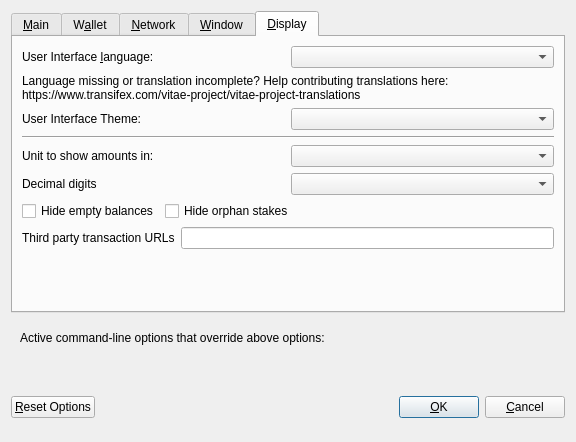
Above: src/qt/forms/optionsdialog.ui from VitaeTeam/Vitae before the change. Below: the same form after it.
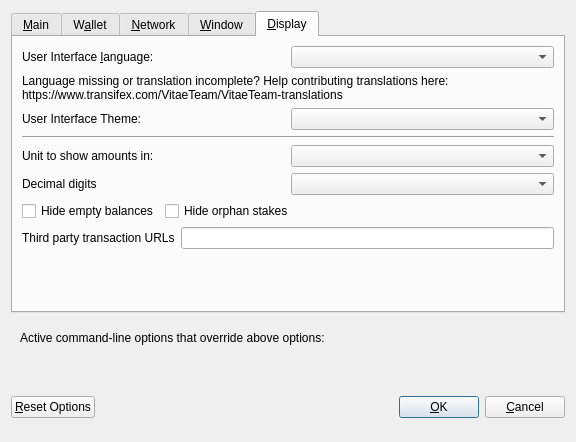
That is the form after the change. The open tabs and pages were chosen to show the change. Custom widgets are drawn as their Qt base class.

Commit message: Fixed references to VitaeTeam/Vitae

```diff
--- a/src/qt/forms/optionsdialog.ui
+++ b/src/qt/forms/optionsdialog.ui
@@ -533,7 +533,7 @@
          </property>
          <property name="text">
           <string>Language missing or translation incomplete? Help contributing translations here:
-https://www.transifex.com/vitae-project/vitae-project-translations</string>
+https://www.transifex.com/VitaeTeam/VitaeTeam-translations</string>
          </property>
          <property name="wordWrap">
           <bool>true</bool>
```
The commit also changes 31 other files.
